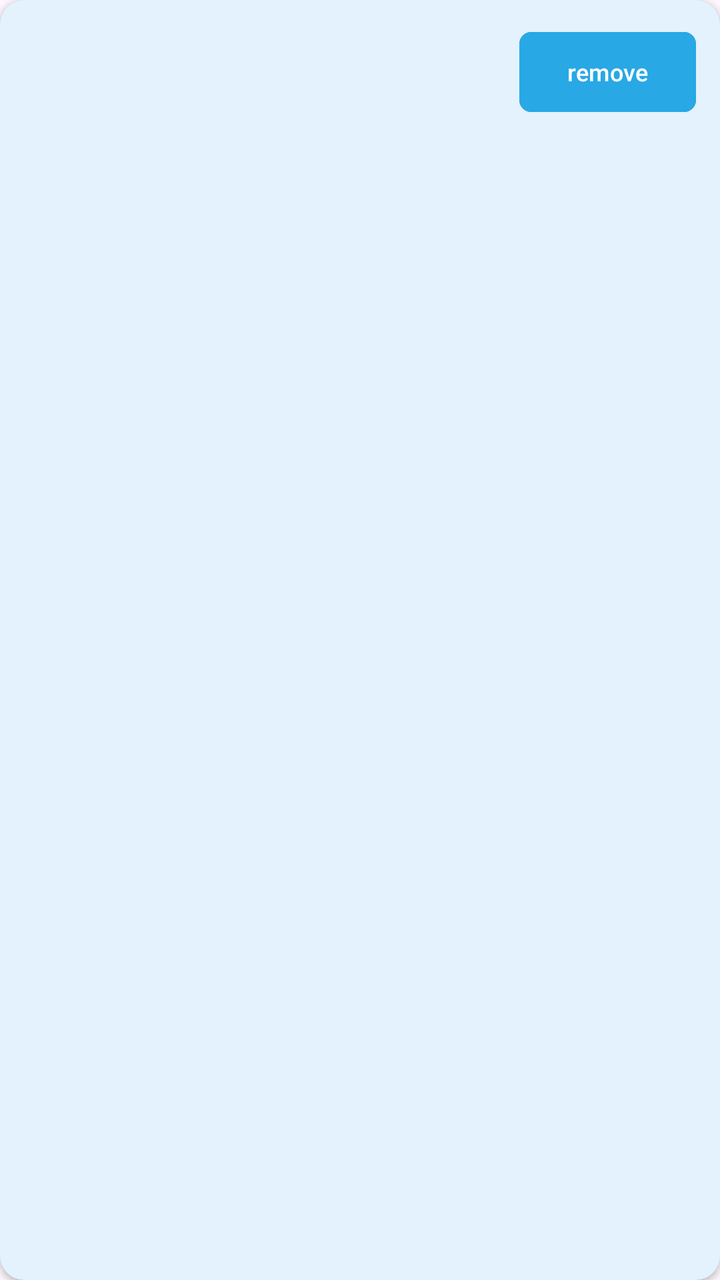
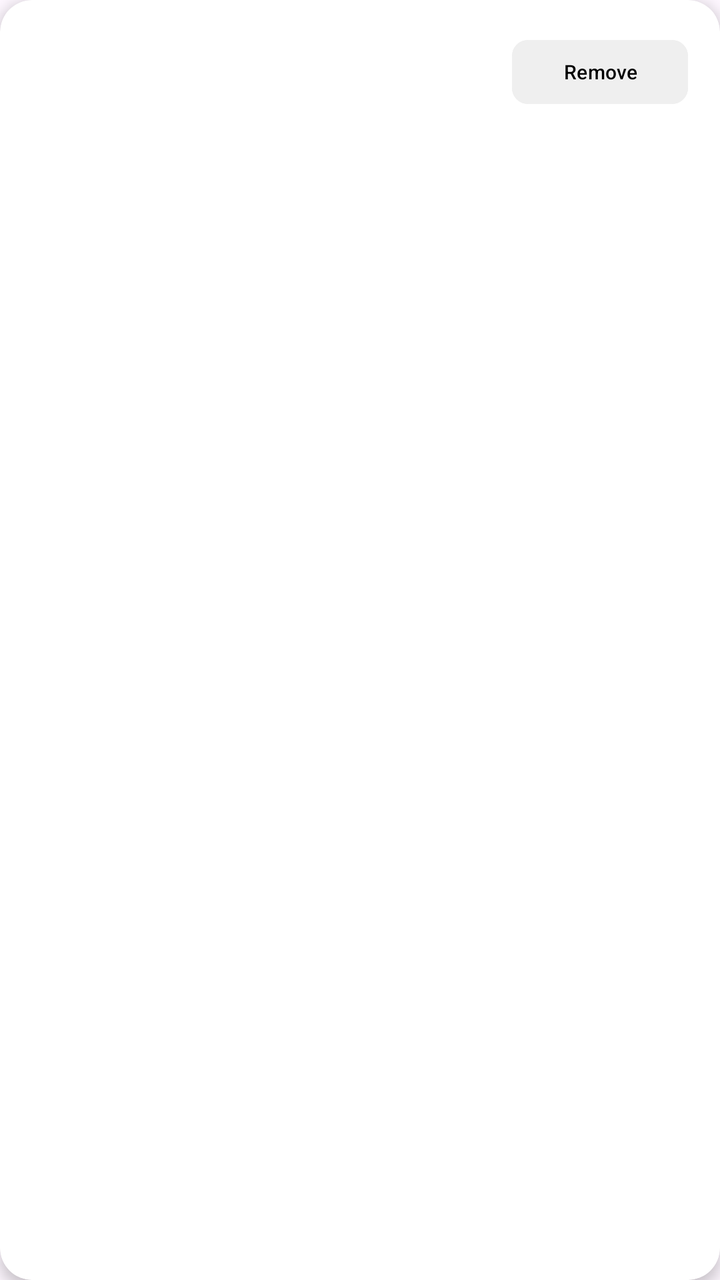

The first picture is an Android layout as it rendered before a commit; the second is the same layout after the commit. The layout source and the unified diff follow.
<!-- AndroidManifest.xml: application theme Theme.Travel -->
<!-- res/layout/item_friend.xml -->
<?xml version="1.0" encoding="utf-8"?>
<androidx.cardview.widget.CardView xmlns:android="http://schemas.android.com/apk/res/android"
    xmlns:app="http://schemas.android.com/apk/res-auto"
    android:layout_width="match_parent"
    android:layout_height="wrap_content"
    android:layout_marginHorizontal="4dp"
    android:layout_marginVertical="6dp"
    app:cardCornerRadius="12dp"
    app:cardElevation="2dp"
    app:cardBackgroundColor="#E3F2FD">

    <androidx.constraintlayout.widget.ConstraintLayout
        android:layout_width="match_parent"
        android:layout_height="wrap_content"
        android:padding="12dp">

        <TextView
            android:id="@+id/displayNameText"
            android:layout_width="0dp"
            android:layout_height="wrap_content"
            android:textSize="16sp"
            android:textStyle="bold"
            android:textColor="@android:color/black"
            app:layout_constraintTop_toTopOf="parent"
            app:layout_constraintStart_toStartOf="parent"
            app:layout_constraintEnd_toStartOf="@id/actionButton"
            android:layout_marginEnd="8dp" />

        <TextView
            android:id="@+id/usernameText"
            android:layout_width="0dp"
            android:layout_height="wrap_content"
            android:textSize="14sp"
            android:textColor="@android:color/darker_gray"
            app:layout_constraintTop_toBottomOf="@id/displayNameText"
            app:layout_constraintStart_toStartOf="parent"
            app:layout_constraintEnd_toStartOf="@id/actionButton"
            android:layout_marginEnd="8dp" />

        <com.google.android.material.button.MaterialButton
            android:id="@+id/remove"
            android:layout_width="wrap_content"
            android:layout_height="0dp"
            android:text="remove"
            android:textSize="12sp"
            app:cornerRadius="6dp"
            android:backgroundTint="@color/light_blue"
            app:layout_constraintEnd_toEndOf="parent"
            app:layout_constraintTop_toTopOf="parent" />

    </androidx.constraintlayout.widget.ConstraintLayout>

</androidx.cardview.widget.CardView>
<!-- resources referenced by this layout -->
<resources>
  <color name="light_blue">#28A8E5</color>
  <style name="Theme.Travel" parent="Theme.Material3.DayNight.NoActionBar">
          <item name="colorPrimary">#2196F3</item>
          <item name="colorOnPrimary">@android:color/white</item>
      </style>
</resources>

<!-- the commit's change to res/layout/item_friend.xml (unified diff, before → after) -->
@@ -1,52 +1,57 @@
 <?xml version="1.0" encoding="utf-8"?>
-<androidx.cardview.widget.CardView xmlns:android="http://schemas.android.com/apk/res/android"
+<androidx.cardview.widget.CardView
+    xmlns:android="http://schemas.android.com/apk/res/android"
     xmlns:app="http://schemas.android.com/apk/res-auto"
     android:layout_width="match_parent"
     android:layout_height="wrap_content"
-    android:layout_marginHorizontal="4dp"
+    android:layout_marginHorizontal="12dp"
     android:layout_marginVertical="6dp"
-    app:cardCornerRadius="12dp"
-    app:cardElevation="2dp"
-    app:cardBackgroundColor="#E3F2FD">
+    app:cardCornerRadius="16dp"
+    app:cardElevation="4dp"
+    app:cardBackgroundColor="@color/white">
 
     <androidx.constraintlayout.widget.ConstraintLayout
         android:layout_width="match_parent"
         android:layout_height="wrap_content"
-        android:padding="12dp">
+        android:padding="16dp">
 
         <TextView
             android:id="@+id/displayNameText"
             android:layout_width="0dp"
             android:layout_height="wrap_content"
-            android:textSize="16sp"
+            android:textSize="14sp"
             android:textStyle="bold"
-            android:textColor="@android:color/black"
+            android:textColor="#262626"
             app:layout_constraintTop_toTopOf="parent"
             app:layout_constraintStart_toStartOf="parent"
             app:layout_constraintEnd_toStartOf="@id/actionButton"
-            android:layout_marginEnd="8dp" />
+            android:layout_marginEnd="12dp" />
 
         <TextView
             android:id="@+id/usernameText"
             android:layout_width="0dp"
             android:layout_height="wrap_content"
-            android:textSize="14sp"
-            android:textColor="@android:color/darker_gray"
+            android:layout_marginTop="2dp"
+            android:textSize="12sp"
+            android:textColor="#8E8E8E"
             app:layout_constraintTop_toBottomOf="@id/displayNameText"
             app:layout_constraintStart_toStartOf="parent"
             app:layout_constraintEnd_toStartOf="@id/actionButton"
-            android:layout_marginEnd="8dp" />
+            android:layout_marginEnd="12dp" />
 
         <com.google.android.material.button.MaterialButton
-            android:id="@+id/remove"
+            android:id="@+id/actionButton"
             android:layout_width="wrap_content"
-            android:layout_height="0dp"
-            android:text="remove"
-            android:textSize="12sp"
-            app:cornerRadius="6dp"
-            android:backgroundTint="@color/light_blue"
+            android:layout_height="40dp"
+            android:text="Remove"
+            android:textSize="10sp"
+            android:textAllCaps="false"
+            android:backgroundTint="#EFEFEF"
+            android:textColor="#000000"
+            app:cornerRadius="8dp"
             app:layout_constraintEnd_toEndOf="parent"
-            app:layout_constraintTop_toTopOf="parent" />
+            app:layout_constraintTop_toTopOf="parent"
+            app:layout_constraintBottom_toBottomOf="parent" />
 
     </androidx.constraintlayout.widget.ConstraintLayout>
 
<!-- resource entries referenced after the edit -->
@@ -1,6 +1,6 @@
 <!-- resources referenced by this layout -->
 <resources>
-  <color name="light_blue">#28A8E5</color>
+  <color name="white">#FFFFFFFF</color>
   <style name="Theme.Travel" parent="Theme.Material3.DayNight.NoActionBar">
           <item name="colorPrimary">#2196F3</item>
           <item name="colorOnPrimary">@android:color/white</item>
